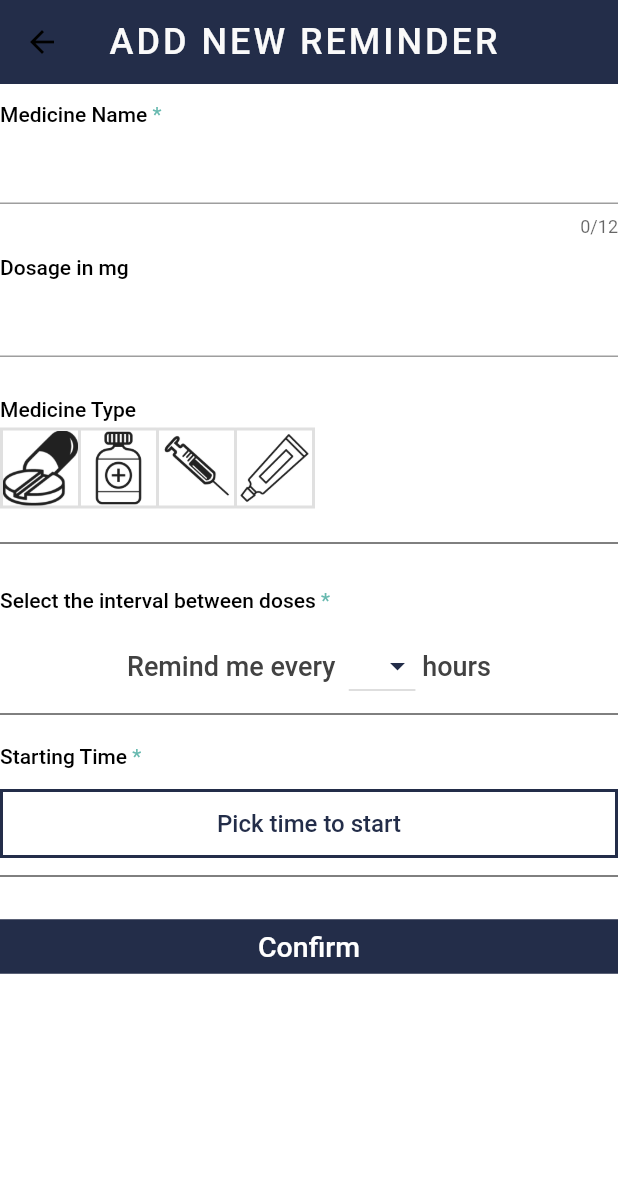
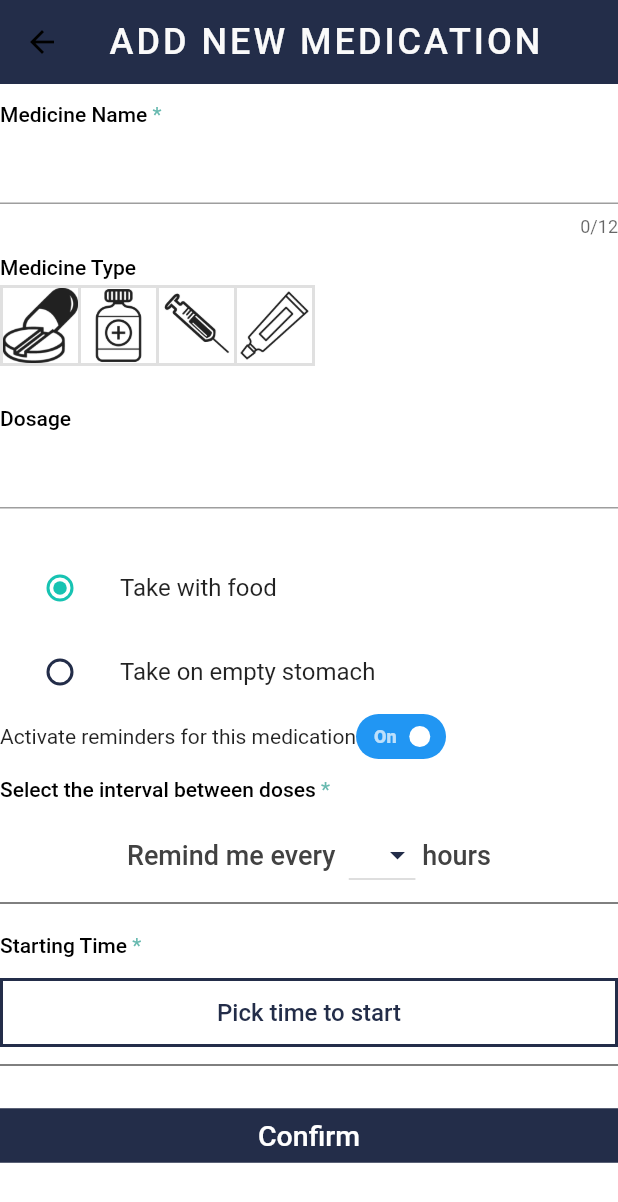
Before and after one commit to PIA-Group/Epilappsy, a Flutter app: the NewMedicationEntry screen opened directly, after a tap on "Confirm", on a phone screen of 412 x 824 dp. Shown: the top 1202 px of the screen. Run offline on Flutter 3.47's test engine with Material 2 defaults, Android fonts, the phone set to English and light mode, and no system bars; drawn by our look-alikes of flutter_switch; our stand-ins replace charts_flutter, chips_choice, cloud_firestore, firebase_auth, firebase_core, flutter_local_notifications and 7 more; missing offline and left inert: autocomplete_textfield, dart:ffi, flutter_circular_slider, slide_countdown_clock, transformer_page_view; accounts and stored records are empty; Roboto replaces fonts that are missing (Gill).

Commit message:
added fields in NewMedicationEntry (temporarily ugly :) )
saveReminder() and saveMedication() method added to database.dart and working!
The medication is now saved in the "medication" and "medication-patients -> current" collections in firestore

```diff
--- a/lib/Database/database.dart
+++ b/lib/Database/database.dart
@@ -1,4 +1,5 @@
-import 'package:epilappsy/Database/reminders.dart';
+import 'package:epilappsy/Pages/Medication/medications.dart';
+import 'package:epilappsy/Pages/Medication/reminders.dart';
 import 'package:firebase_auth/firebase_auth.dart';
 import 'package:epilappsy/Database/Survey.dart';
 import 'package:epilappsy/Database/seizures.dart';
@@ -217,9 +218,9 @@ void saveReminder(Reminder reminder) async {
   String uid = FirebaseAuth.instance.currentUser.uid;
 
   String reminderId = await FirebaseFirestore.instance
-  .collection('medication-reminders')
+  .collection('medication-patients')
   .doc(uid)
-  .collection('reminders')
+  .collection('current')
   .add(reminder.toJson())
   .then((value){
     return value.id;
@@ -227,3 +228,19 @@ void saveReminder(Reminder reminder) async {
   print('reminder ID: $reminderId');
 
 }
+
+
+void saveMedication(Medication medication) async {
+  String uid = FirebaseAuth.instance.currentUser.uid;
+
+  String medicationId = await FirebaseFirestore.instance
+  .collection('medication')
+  .doc(uid)
+  .collection('user medications')
+  .add(medication.toJson())
+  .then((value){
+    return value.id;
+  });
+  print('medication ID: $medicationId');
+
+}
--- a/lib/Pages/Medication/NewMedicationEntry.dart
+++ b/lib/Pages/Medication/NewMedicationEntry.dart
@@ -1,4 +1,4 @@
-import 'package:epilappsy/Database/reminders.dart';
+import 'package:epilappsy/Pages/Medication/reminders.dart';
 import 'package:epilappsy/Pages/Medication/MedicationPage.dart';
 import 'package:epilappsy/Database/database.dart';
 import 'package:epilappsy/Widgets/appBar.dart';
@@ -9,6 +9,8 @@ import 'package:epilappsy/Pages/Medication/LocalNotifications.dart';
 import 'package:autocomplete_textfield/autocomplete_textfield.dart';
 import 'package:cloud_firestore/cloud_firestore.dart';
 import 'package:persistent_bottom_nav_bar/persistent-tab-view.dart';
+import 'package:flutter_switch/flutter_switch.dart';
+
 
 class NewMedicationEntry extends StatefulWidget {
   final ReminderDetails answers;
@@ -21,14 +23,23 @@ class NewMedicationEntry extends StatefulWidget {
 
 class _NewMedicationEntryState extends State<NewMedicationEntry> {
   final _formKey = GlobalKey<FormState>();
+  final name = TextEditingController();
+  Map<String, dynamic> formData;
+  bool _status = true;
+  List<String> medication_names = [ /*LIST ALL MEDICATIONS ON FIRESTORE*/];
+  final dosage = TextEditingController();
+  String _mode = "Take with food";
+  String dropdownValue = 'mg';
+  int _interval = 0;
   TimeOfDay _time = TimeOfDay(hour: 0, minute: 00);
-  int _interval = 0;
+  List <TimeOfDay> alarm_times;
+
   User currentUser;
   FirebaseFirestore firestore;
   String uid;
   DocumentSnapshot reminder;
-  List<String> details = new List(11);
   List<Map<String, String>> visibilityRules = [];
+  List details = new List(5);
 
   @override
   void initState() {
@@ -40,11 +51,12 @@ class _NewMedicationEntryState extends State<NewMedicationEntry> {
     super.initState();
   }
 
+/*
   Future<List<Widget>> initReminderWidgetList(
       ValueNotifier<Map> answers) async {
     // initiate list of widgets [Widget, Widget, ...] according to the info on firestore
     String surveyID = await firestore
-        .collection('medication-reminders')
+        .collection('medication-patients')
         .doc(uid)
         .get()
         .then((DocumentSnapshot documentSnapshot) {
@@ -52,7 +64,7 @@ class _NewMedicationEntryState extends State<NewMedicationEntry> {
           "default reminder ID: ${documentSnapshot.data()['default survey']}");
       return documentSnapshot.data()['default survey'];
     });
-  }
+  }*/
 
   var isSelected = [false, false, false, false];
 
@@ -71,40 +83,28 @@ class _NewMedicationEntryState extends State<NewMedicationEntry> {
       backgroundColor: Colors.white,
       appBar: AppBar(
         elevation: 0.0,
-        title: appBarTitle(context, 'Add new reminder'),
+        title: appBarTitle(context, 'Add new medication'),
         backgroundColor: Theme.of(context).unselectedWidgetColor,
       ),
       body: Center(
         child: ListView(
           children: <Widget>[
+
+            // MEDICINE NAME
             FieldTitle(
               title: "Medicine Name",
               isRequired: true,
             ),
             TextFormField(
-                maxLength: 12,
-                style: TextStyle(
-                  fontSize: 16,
-                ),
-                onSaved: (String value) {
-                  details[0] = value;
-                }),
-            FieldTitle(
-              title: "Dosage in mg",
-              isRequired: false,
+              maxLength: 12,
+              style: TextStyle(
+                fontSize: 16,
+              ),
+              controller: name,
             ),
-            TextFormField(
-                keyboardType: TextInputType.number,
-                style: TextStyle(
-                  fontSize: 16,
-                ),
-                textCapitalization: TextCapitalization.words,
-                onSaved: (String value) {
-                  details[1] = value;
-                }),
-            SizedBox(
-              height: 15,
-            ),
+
+
+            // MEDICINE TYPE
             FieldTitle(
               title: "Medicine Type",
               isRequired: false,
@@ -120,17 +120,16 @@ class _NewMedicationEntryState extends State<NewMedicationEntry> {
                 ImageIcon(AssetImage("assets/cream.png"), size: 50),
               ],
               onPressed: (int index) {
+                List<String> types = ['Pill','Syrup','Syringe','Lotion'];
                 setState(() {
-                  for (int buttonIndex = 0;
-                      buttonIndex < isSelected.length;
-                      buttonIndex++) {
+                  for (int buttonIndex = 0; buttonIndex < isSelected.length; buttonIndex++) {
                     if (buttonIndex == index) {
                       isSelected[buttonIndex] = true;
-                      //details[2] = buttonIndex as String;
                     } else {
                       isSelected[buttonIndex] = false;
                     }
                   }
+                  details[2] = types[index];
                 });
               },
               isSelected: isSelected,
@@ -138,16 +137,90 @@ class _NewMedicationEntryState extends State<NewMedicationEntry> {
             SizedBox(
               height: 15,
             ),
-            Divider(color: Colors.black),
+
+
+            // DOSAGE
+            FieldTitle(
+              title: "Dosage",
+              isRequired: false,
+            ),
+            TextFormField(
+              keyboardType: TextInputType.number,
+              style: TextStyle(
+                fontSize: 16,
+              ),
+              textCapitalization: TextCapitalization.words,
+              controller: dosage,
+            ),
+
+            SizedBox(
+              height: 15,
+            ),
             Padding(
               padding: EdgeInsets.only(top: 10.0),
             ),
+
+
+            // TAKE WITH OR WITHOUT FOOD
+
+              ListTile(
+                title: const Text("Take with food"),
+                leading: Radio<String>(
+                  value: "Take with food",
+                  groupValue: _mode,
+                  onChanged: (String value) {
+                    setState(() {
+                      _mode = value;
+                    });
+                  },
+                ),
+              ),
+              ListTile(
+                title: const Text("Take on empty stomach"),
+                leading: Radio<String>(
+                  value: "Take on empty stomach",
+                  groupValue: _mode,
+                  onChanged: (String value) {
+                    setState(() {
+                      _mode = value;
+                    });
+                  },
+                ),
+              ),
+
+
+
+            // ACTIVATE/DEACTIVATE REMINDERS
+            Container(
+              child: Row(
+                children: <Widget>[
+                  Text("Activate reminders for this medication"),
+                  FlutterSwitch(
+                    width: 60.0,
+                    height: 30.0,
+                    valueFontSize: 12.0,
+                    toggleSize: 19.0,
+                    value: _status,
+                    padding: 8.0,
+                    showOnOff: true,
+                    onToggle: (val) {
+                      setState(() {
+                        _status = val;
+                      });
+                    },
+                  ) ],
+            ),),
+
+            // INTERVAL
             FieldTitle(
               title: "Select the interval between doses",
               isRequired: true,
             ),
             IntervalSelection(onIntervalSelected: _updateInterval),
             Divider(color: Colors.black),
+
+
+            // START TIME
             FieldTitle(
               title: "Starting Time",
               isRequired: true,
@@ -170,8 +243,10 @@ class _NewMedicationEntryState extends State<NewMedicationEntry> {
                         fontSize: 19,
                         fontWeight: FontWeight.w500)),
                 onPressed: () {
+                  details[0] = name.text;
+                  details[1] = dosage.text;
                   details[3] = _interval.toString();
-                  details[4] = _time.toString();
+                  details[4] = "${_time.hour.toString()}:${_time.minute.toString()}";
 
                   DateTime time =
                       DateTime(0, 0, 0, _time.hour, _time.minute, 0, 0, 0);
@@ -183,9 +258,8 @@ class _NewMedicationEntryState extends State<NewMedicationEntry> {
                         "${time.hour.toString()}:${time.minute.toString()}:${time.second.toString()}");
 
                     time = time.add(Duration(hours: _interval));
-                    print('DETAILS: $details');
-                   /*  if (_formKey.currentState.validate()) {
-                      _formKey.currentState.save(); */
+                    if (_formKey.currentState.validate()) {
+                      _formKey.currentState.save();
                       saveReminder(Reminder(
                           FirebaseAuth.instance.currentUser.uid,
                           details,
@@ -193,7 +267,7 @@ class _NewMedicationEntryState extends State<NewMedicationEntry> {
                       pushNewScreen(context, screen: MedicationPage());
                     }
                   }
-               /*  } */
+                }
                ),
           ],
         ),
--- /dev/null
+++ b/lib/Pages/Medication/medications.dart
@@ -0,0 +1,111 @@
+class Medication {
+  String _uid;
+  List<String> _fields;
+  MedicationDetails _answers;
+  //DatabaseReference _id;
+  Medication(this._uid, this._fields, this._answers);
+
+  /* DatabaseReference getId() {
+    return this._id;
+  } */
+
+  void setUid(String uid) {
+    this._uid = uid;
+  }
+
+  void setFields(List<String> list) {
+    this._fields = list;
+  }
+
+  String getUid() {
+    return this._uid;
+  }
+
+  Medication.fromJson(Map<String, dynamic> json) {
+    this._fields[0] = json['Medication name'];
+    this._fields[1] = json['Dosage'];
+    this._fields[2] = json['Medicine type'];
+
+    this._answers = json['Answer List'];
+  }
+
+  /* void setId(DatabaseReference id) {
+    this._id = id;
+  } */
+
+  Map<String, dynamic> toJson() {
+    if (this._answers != null) {
+      return {
+        'Medication name': this._fields[0],
+        'Dosage': this._fields[1],
+        'Medicine type': this._fields[2],
+
+        'Reminder ID': this._answers.getReminderId(),
+        'Answer List': this._answers.values,
+      };
+    }
+
+    return {
+      'Medication name': this._fields[0],
+      'Dosage': this._fields[1],
+      'Medicine type': this._fields[2],
+    };
+  }
+}
+
+List<List<String>> getFields(record) {
+  Map<String, dynamic> attributes = {
+    'Medication name': '',
+    'Dosage': '',
+    'Medicine type': '',
+
+    'Answer List': [],
+  };
+  record.forEach((key, value) => {attributes[key] = value});
+
+  List<String> _answers = List<String>();
+
+  for (var i = 0; i < attributes['Answer List'].length; i++) {
+    _answers.add(attributes['Answer List'][i].toString());
+  }
+  List<List<String>> _list = [
+    [
+      attributes['Medication name'],
+      attributes['Dosage'],
+      attributes['Medicine type'],
+    ],
+    _answers
+  ];
+
+  return _list;
+}
+
+
+class MedicationDetails {
+  List<String> values;
+  String _reminderId;
+
+  MedicationDetails();
+
+  void setAnswers(List<String> answers) {
+    this.values = answers;
+  }
+
+  void setReminderId(String id) {
+    this._reminderId = id;
+  }
+
+  String getReminderId() {
+    return this._reminderId;
+  }
+
+  Map<String, dynamic> toJson() {
+    return {
+      'Values': this.values,
+    };
+  }
+
+  MedicationDetails.fromJson(Map<String, dynamic> json) {
+    this.values = json['Values'];
+  }
+}
--- a/lib/Database/reminders.dart
+++ b/lib/Pages/Medication/reminders.dart
@@ -1,9 +1,9 @@
 class Reminder {
   String _uid;
-  List<String> _details;
+  List<String> _fields;
   ReminderDetails _answers;
   //DatabaseReference _id;
-  Reminder(this._uid, this._details, this._answers);
+  Reminder(this._uid, this._fields, this._answers);
 
   /* DatabaseReference getId() {
     return this._id;
@@ -13,8 +13,8 @@ class Reminder {
     this._uid = uid;
   }
 
-  void setDetails(List<String> list) {
-    this._details = list;
+  void setFields(List<String> list) {
+    this._fields = list;
   }
 
   String getUid() {
@@ -22,11 +22,11 @@ class Reminder {
   }
 
   Reminder.fromJson(Map<String, dynamic> json) {
-    this._details[0] = json['Medication name'];
-    this._details[1] = json['Dosage'];
-    this._details[2] = json['Medicine type'];
-    this._details[3] = json['Interval'];
-    this._details[4] = json['Starting time'];
+    this._fields[0] = json['Medication name'];
+    this._fields[1] = json['Dosage'];
+    this._fields[2] = json['Medicine type'];
+    this._fields[3] = json['Interval'];
+    this._fields[4] = json['Starting time'];
 
     this._answers = json['Answer List'];
   }
@@ -38,29 +38,28 @@ class Reminder {
   Map<String, dynamic> toJson() {
     if (this._answers != null) {
       return {
-        'Medication name': this._details[0],
-        'Dosage': this._details[1],
-        'Medicine type': this._details[2],
-        'Interval': this._details[3],
-        'Starting time': this._details[4],
+        'Medication name': this._fields[0],
+        'Dosage': this._fields[1],
+        'Medicine type': this._fields[2],
+        'Interval': this._fields[3],
+        'Starting time': this._fields[4],
         'Reminder ID': this._answers.getReminderId(),
         'Answer List': this._answers.values,
       };
     }
 
     return {
-      'Medication name': this._details[0],
-      'Dosage': this._details[1],
-      'Medicine type': this._details[2],
-      'Interval': this._details[3],
-      'Starting time': this._details[4],
+      'Medication name': this._fields[0],
+      'Dosage': this._fields[1],
+      'Medicine type': this._fields[2],
+      'Interval': this._fields[3],
+      'Starting time': this._fields[4],
     };
   }
 }
 
-List<List<String>> getDetails(record) {
+List<List<String>> getFields(record) {
   Map<String, dynamic> attributes = {
-    'Details': '',
     'Medication name': '',
     'Dosage': '',
     'Medicine type': '',
@@ -92,12 +91,12 @@ List<List<String>> getDetails(record) {
 
 
 class ReminderDetails {
-  List<int> values;
+  List<String> values;
   String _reminderId;
 
   ReminderDetails();
 
-  void setAnswers(List<int> answers) {
+  void setAnswers(List<String> answers) {
     this.values = answers;
   }
 
--- a/pubspec.yaml
+++ b/pubspec.yaml
@@ -51,9 +51,11 @@ dependencies:
   chips_choice: ^2.0.1
   flutter_local_notifications: ^5.0.0+1
 
+
   # The following adds the Cupertino Icons font to your application.
   # Use with the CupertinoIcons class for iOS style icons.
   cupertino_icons: ^1.0.0
+  flutter_switch: ^0.3.1
   autocomplete_textfield: ^1.7.3
 
 dev_dependencies:
```
Also changed, not shown: pubspec.lock, 1 other file.
